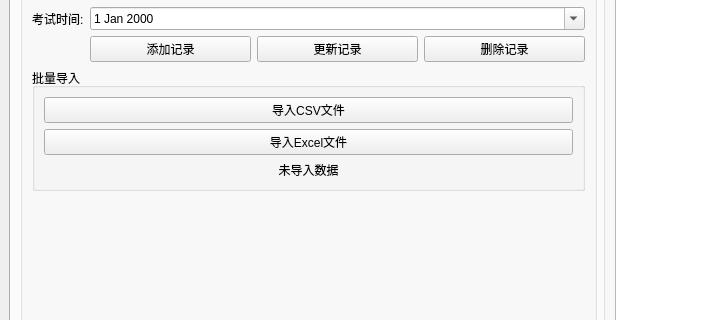
First picture: the form in mainwindow.ui, repository x-huan2/StudentGradeSystem, before the edit; both pictures show x 0 to 712 and y 230 to 550 of the 1200 by 800 pixel window.
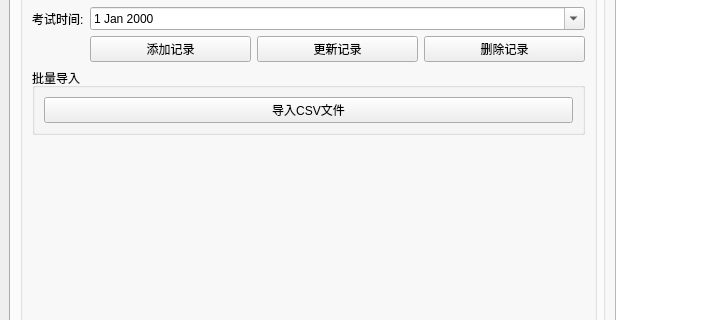
Second picture: the form after the edit. Custom widgets are drawn as their Qt base class.

Commit message: 增加批量导入学生数据csv文件功能

The edit to the form file:
```diff
--- a/mainwindow.ui
+++ b/mainwindow.ui
@@ -182,23 +182,6 @@
                 </property>
                </widget>
               </item>
-              <item>
-               <widget class="QPushButton" name="btnImportExcel">
-                <property name="text">
-                 <string>导入Excel文件</string>
-                </property>
-               </widget>
-              </item>
-              <item>
-               <widget class="QLabel" name="labelBatchStatus">
-                <property name="text">
-                 <string>未导入数据</string>
-                </property>
-                <property name="alignment">
-                 <set>Qt::AlignmentFlag::AlignCenter</set>
-                </property>
-               </widget>
-              </item>
              </layout>
             </widget>
            </item>
```
The commit also changes 4 other files.
